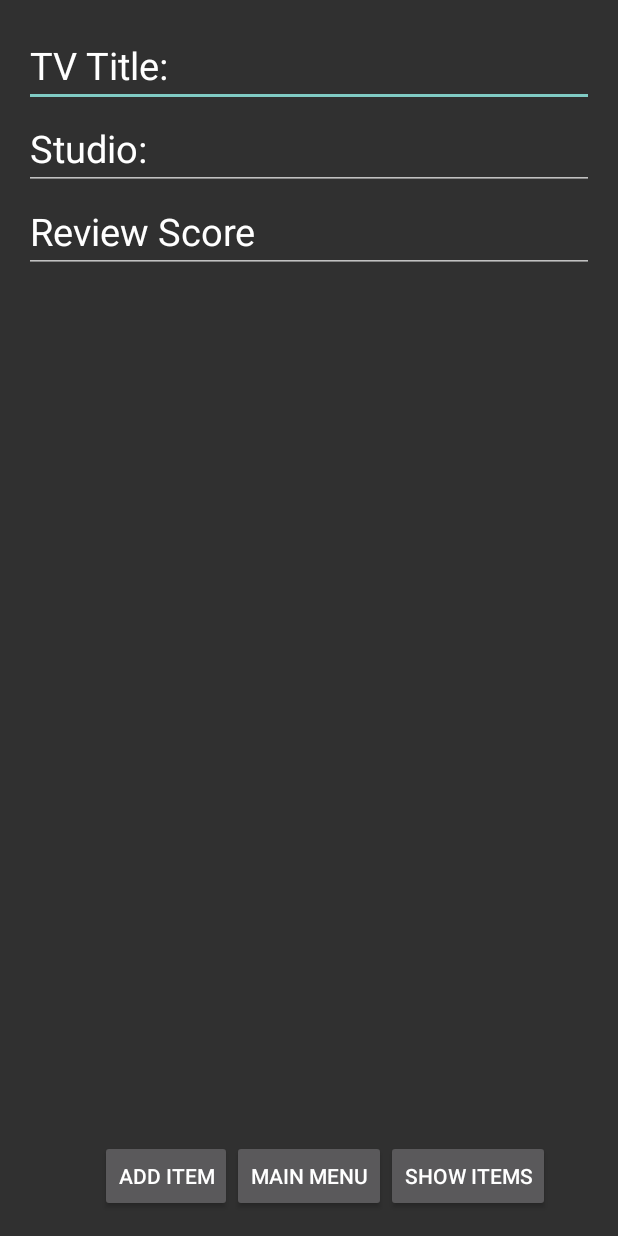
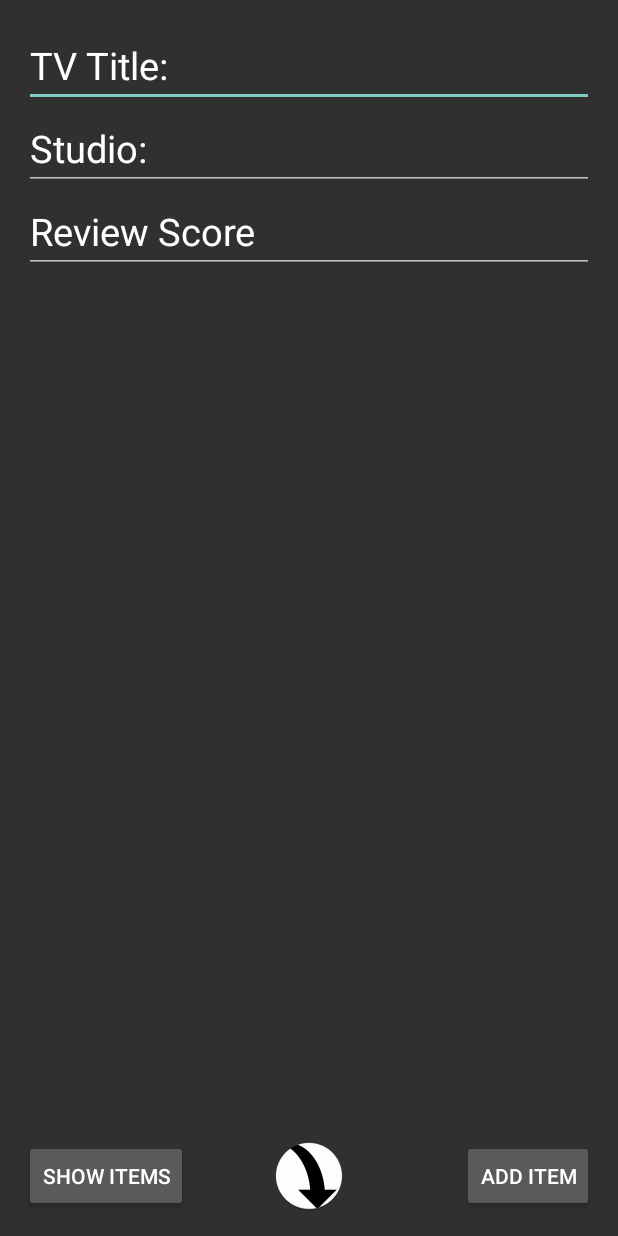
Before and after one commit to TheDoctoir/Summative, an Android app: the MainActivity screen opened directly, with no data from a screen before it, on a phone screen of 412 x 824 dp. Run offline under Robolectric (Android 15) with nearby library versions, the phone set to English and light mode, and no system bars.

Commit message:
all good except image part

```diff
--- a/app/src/main/java/com/example/student/summative/MainActivity.java
+++ b/app/src/main/java/com/example/student/summative/MainActivity.java
@@ -11,6 +11,7 @@ import android.os.Bundle;
 import android.view.View;
 import android.widget.Button;
 import android.widget.EditText;
+import android.widget.ImageButton;
 import android.widget.TextView;
 
 import java.util.ArrayList;
@@ -24,6 +25,7 @@ public class MainActivity extends AppCompatActivity
     private TextView txtvwOutput;
     private EditText edtxtStudio;
     private EditText edtxtReview;
+    private ImageButton uturnbtn;
 
 
     @Override
@@ -37,6 +39,7 @@ public class MainActivity extends AppCompatActivity
         txtvwOutput = (TextView) findViewById(R.id.txtvwOutput);
         edtxtStudio = (EditText) findViewById(R.id.edtxtStudio);
         edtxtReview = (EditText) findViewById(R.id.edtxtReview);
+        uturnbtn = (ImageButton) findViewById(R.id.uturnbtn);
 
 
 
--- a/app/src/main/res/layout/activity_main.xml
+++ b/app/src/main/res/layout/activity_main.xml
@@ -26,8 +26,8 @@
         android:id="@+id/btnAddItem"
         android:onClick="addNewItem"
         android:layout_alignParentBottom="true"
-        android:layout_toLeftOf="@+id/button"
-        android:layout_toStartOf="@+id/button" />
+        android:layout_alignRight="@+id/txtvwOutput"
+        android:layout_alignEnd="@+id/txtvwOutput" />
 
     <TextView
         android:layout_width="wrap_content"
@@ -47,20 +47,9 @@
         android:text="Show Items"
         android:id="@+id/btnShowItems"
         android:onClick="showAllItems"
-        android:layout_alignBaseline="@+id/button"
-        android:layout_alignBottom="@+id/button"
-        android:layout_toRightOf="@+id/button"
-        android:layout_toEndOf="@+id/button" />
-
-    <Button
-        style="?android:attr/buttonStyleSmall"
-        android:layout_width="wrap_content"
-        android:layout_height="wrap_content"
-        android:text="Main Menu"
-        android:id="@+id/button"
         android:layout_alignParentBottom="true"
-        android:layout_centerHorizontal="true"
-        android:onClick="menuMain" />
+        android:layout_alignParentLeft="true"
+        android:layout_alignParentStart="true" />
 
     <EditText
         android:layout_width="wrap_content"
@@ -86,4 +75,14 @@
         android:text="Review Score"
         android:textSize="25dp" />
 
+    <ImageButton
+        android:layout_width="wrap_content"
+        android:layout_height="wrap_content"
+        android:id="@+id/uturnbtn"
+        android:src="@mipmap/uturn"
+        android:layout_alignParentBottom="true"
+        android:layout_centerHorizontal="true"
+        android:background="@null"
+        android:onClick="menuMain" />/>
+
 </RelativeLayout>
```
Also changed, not shown: app/src/main/res/mipmap-hdpi/uturn.png (added), app/src/main/res/mipmap-mdpi/uturn.png (added), app/src/main/res/mipmap-xhdpi/uturn.png (added), app/src/main/res/mipmap-xxhdpi/uturn.png (added), app/src/main/res/mipmap-xxxhdpi/uturn.png (added), app/src/main/uturn-web.png (added).
